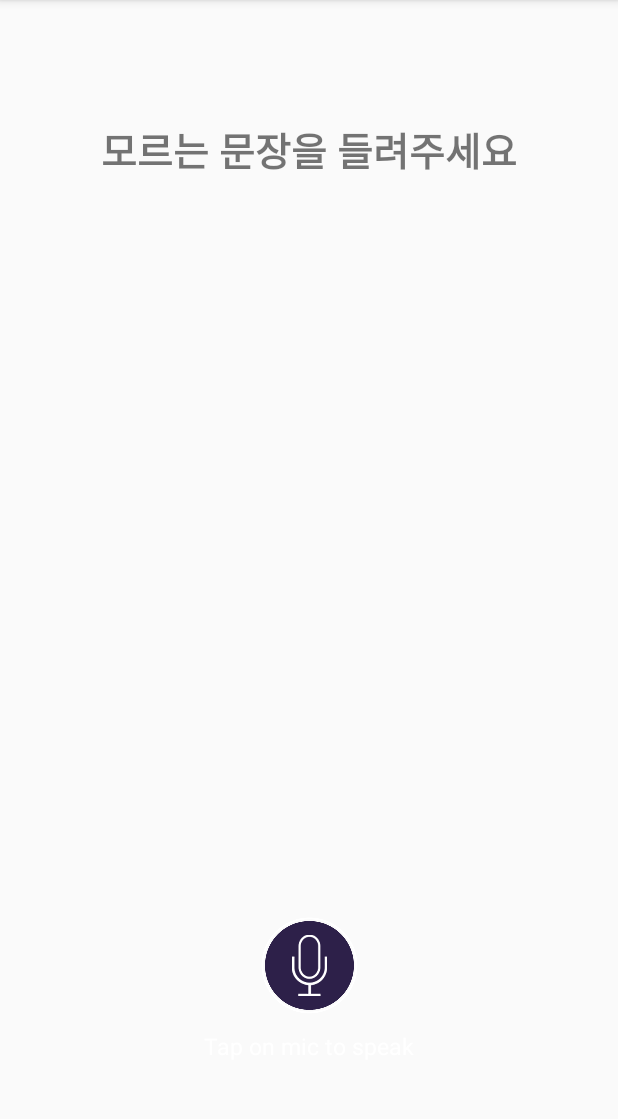
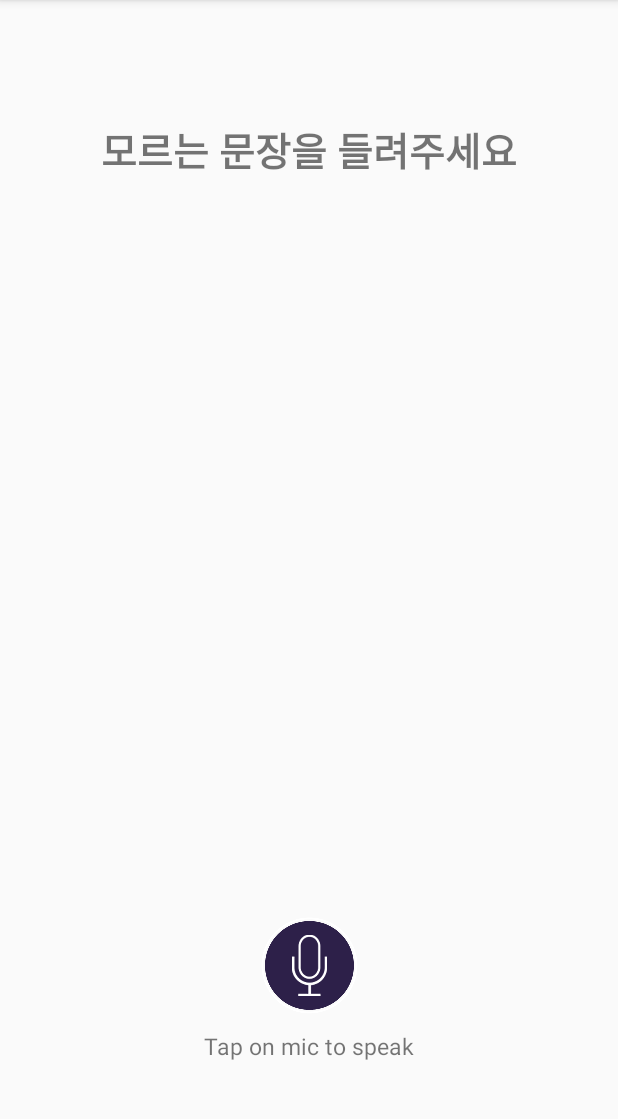
Before and after one commit to GDGKC-FirebasedHackathon/Wordroner, an Android app: the RecordActivity screen opened directly, with no data from a screen before it, on a phone screen of 412 x 824 dp, the part 84-1203 px from its top. Run offline under Robolectric (Android 15) with nearby library versions, the phone set to English and light mode, and no system bars.

Commit message:
design update v_4

```diff
--- a/Wordroner/app/src/main/res/layout/activity_record.xml
+++ b/Wordroner/app/src/main/res/layout/activity_record.xml
@@ -19,6 +19,7 @@
     <ListView
         android:layout_below="@id/txtSpeechInput"
         android:layout_width="match_parent"
+        android:layout_centerInParent="true"
         android:layout_height="wrap_content"
         android:id="@+id/speechlist"/>
 
@@ -43,7 +44,6 @@
             android:layout_height="wrap_content"
             android:layout_marginTop="10dp"
             android:text="@string/tap_on_mic"
-            android:textColor="@color/white"
             android:textSize="15dp"
             android:textStyle="normal" />
     </LinearLayout>
```
